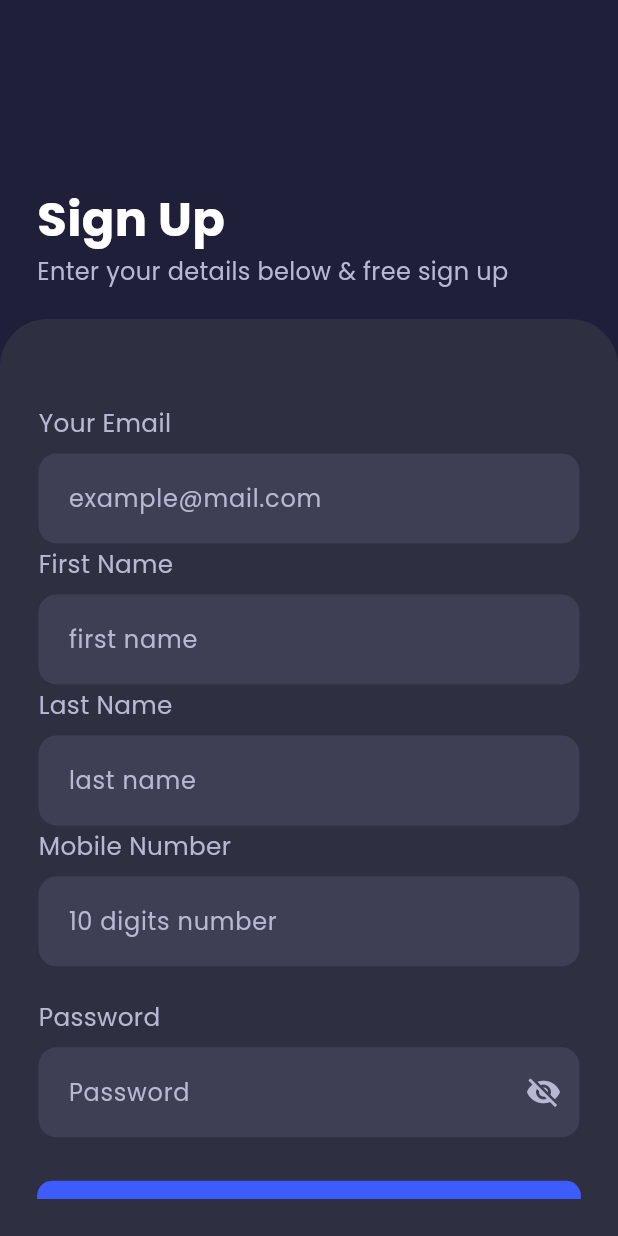
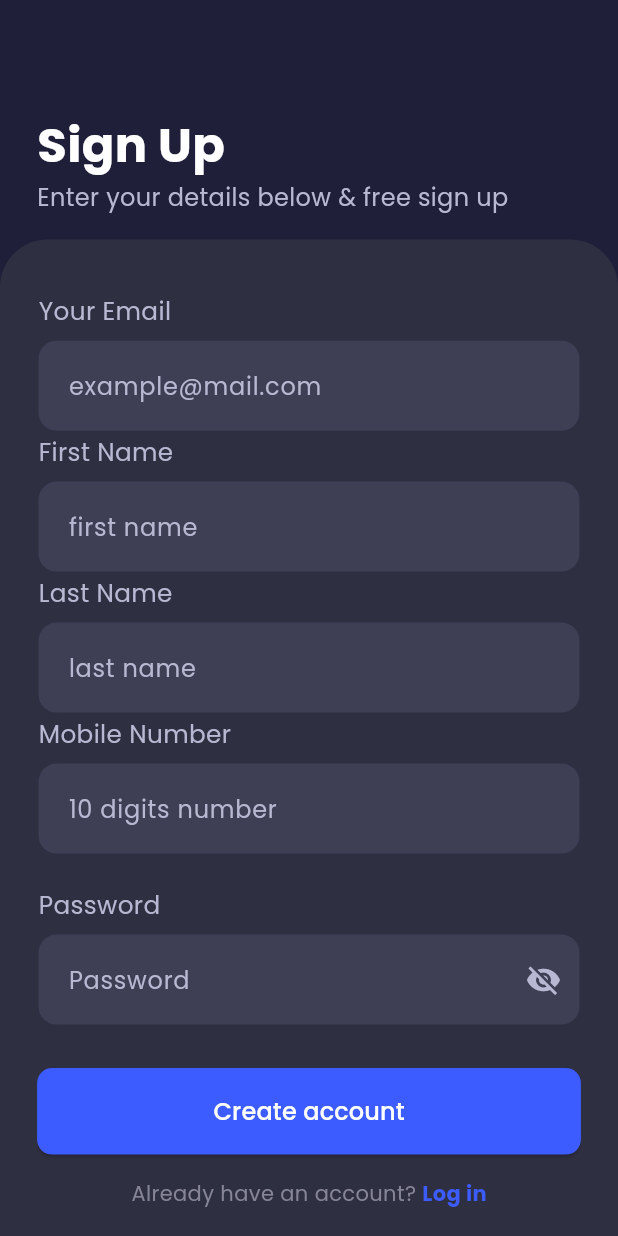
Before and after one commit to iabhinavrajput/stock-careers, a Flutter app: the SignUpScreen screen opened by its route, on a phone screen of 412 x 824 dp. Run offline on Flutter 3.47's test engine with Material 3 defaults, Android fonts, the phone set to English and light mode, and no system bars; our stand-ins replace animated_splash_screen, carousel_slider, equatable, firebase_core, firebase_messaging, flutter_bloc and 4 more; missing offline and left inert: smart_auth; accounts and stored records are empty; project files that could hold a hidden picture were left out.

Commit message:
height corrected

```diff
--- a/lib/presentation/screens/signup_screen.dart
+++ b/lib/presentation/screens/signup_screen.dart
@@ -34,13 +34,13 @@ class _SignUpScreenState extends State<SignUpScreen> {
           // Header Section
           Padding(
             padding: EdgeInsets.only(
-              top: Dimensions.pagePadding * 5,
+              top: Dimensions.pagePadding * 3,
               left: Dimensions.pagePadding,
             ),
-            child: const Column(
+            child: Column(
               crossAxisAlignment: CrossAxisAlignment.start,
               children: [
-                Text(
+                const Text(
                   'Sign Up',
                   style: TextStyle(
                     color: AppColors.white,
@@ -49,14 +49,14 @@ class _SignUpScreenState extends State<SignUpScreen> {
                   ),
                 ),
                 // SizedBox(height: 1),
-                Text(
+                const Text(
                   'Enter your details below & free sign up',
                   style: TextStyle(
                     color: AppColors.hint,
                     fontSize: 16,
                   ),
                 ),
-                SizedBox(height: 20),
+                SizedBox(height: Dimensions.screenHeight*0.02),
               ],
             ),
           ),
@@ -76,7 +76,7 @@ class _SignUpScreenState extends State<SignUpScreen> {
               child: Padding(
                 padding: EdgeInsets.symmetric(
                   horizontal: Dimensions.pagePadding,
-                  vertical: Dimensions.pagePadding,
+                  vertical: Dimensions.pagePadding*0.1,
                 ),
                 child: SingleChildScrollView(
                   child: Column(
```
